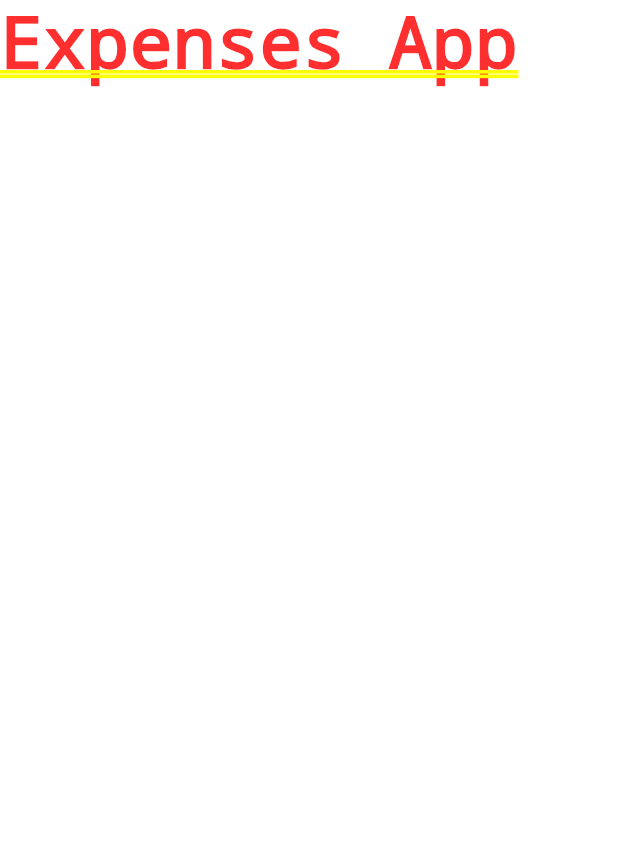
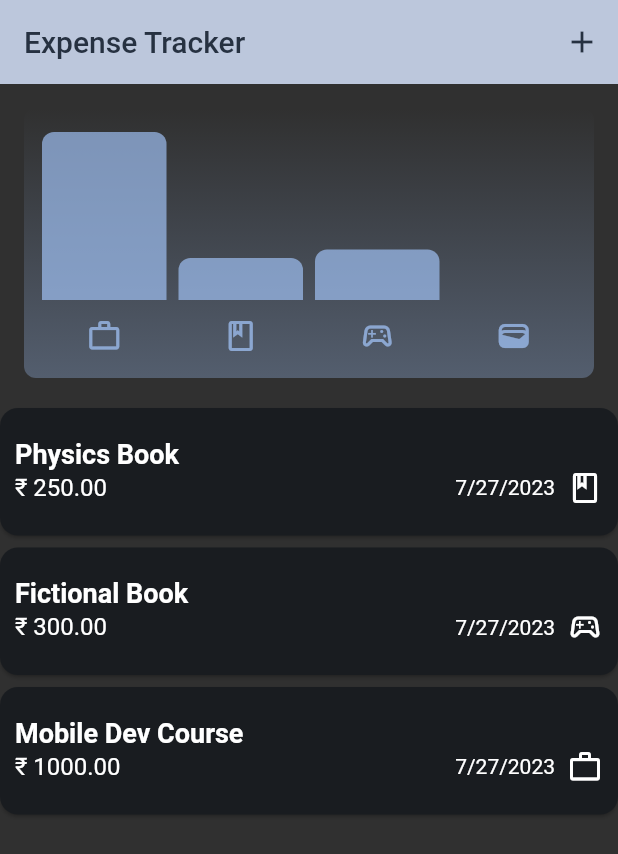
Before and after one commit to InfantAjayVenus/expenses_app, a Flutter app: the screen it shows after launch, on a phone screen of 412 x 824 dp. Shown: the top 854 px of the screen. Run offline on Flutter 3.47's test engine with Material 2 defaults, Android fonts, the phone set to English and light mode, and no system bars.

Commit message:
[app] feat: implement tracker

```diff
--- a/lib/expense_form.dart
+++ b/lib/expense_form.dart
@@ -168,12 +168,8 @@ class _ExpenseFormState extends State<ExpenseForm> {
                       width: 8,
                     ),
                     ElevatedButton(
-                      style: ElevatedButton.styleFrom(
-                        backgroundColor: Colors.blue.shade400,
-                        foregroundColor: Colors.white,
-                      ),
                       onPressed: _saveValues,
-                      child: const Text('Save'),
+                      child: const Text('Update'),
                     ),
                   ],
                 ),
--- a/lib/expenses_app.dart
+++ b/lib/expenses_app.dart
@@ -1,10 +1,110 @@
 import 'package:flutter/material.dart';
+import 'package:expenses_app/models/expense_record.dart';
+import 'package:expenses_app/expense_form.dart';
+import 'package:expenses_app/widgets/expenses_list/expenses_list.dart';
+import 'package:expenses_app/widgets/chart/chart.dart';
 
-class ExpensesApp extends StatelessWidget {
+class ExpensesApp extends StatefulWidget {
   const ExpensesApp({super.key});
 
   @override
-  Widget build(BuildContext context) {
-    return const Text('Expenses App');
+  State<StatefulWidget> createState() {
+    return _ExpensesAppState();
   }
 }
+
+class _ExpensesAppState extends State<ExpensesApp> {
+  final List<ExpenseRecord> _trackedExpenses = [
+    ExpenseRecord(title: 'Physics Book', amount: 250, category: Category.learn),
+    ExpenseRecord(
+        title: 'Fictional Book', amount: 300, category: Category.liesure),
+    ExpenseRecord(
+        title: 'Mobile Dev Course', amount: 1000, category: Category.work),
+  ];
+
+  _openExpenseFormModal() {
+    showModalBottomSheet(
+      context: context,
+      builder: (modalContext) {
+        return ExpenseForm(
+          onSave: (ExpenseRecord savedItem) {
+            setState(() {
+              _trackedExpenses.add(savedItem);
+            });
+          },
+        );
+      },
+    );
+  }
+
+  _removeExpenses(ExpenseRecord removedExpense) {
+    var removedExpenseIndex = _trackedExpenses.indexOf(removedExpense);
+    setState(() {
+      _trackedExpenses.remove(removedExpense);
+    });
+
+    ScaffoldMessenger.of(context).clearSnackBars();
+    ScaffoldMessenger.of(context).showSnackBar(
+      SnackBar(
+        content: const Text('Expense Removed'),
+        duration: const Duration(milliseconds: 7500),
+        action: SnackBarAction(
+          label: 'Undo',
+          onPressed: () {
+            setState(() {
+              _trackedExpenses.insert(removedExpenseIndex, removedExpense);
+            });
+          },
+        ),
+      ),
+    );
+  }
+
+  @override
+  Widget build(BuildContext context) {
+    Widget mainContent = Center(
+      child: Column(
+        mainAxisSize: MainAxisSize.max,
+        mainAxisAlignment: MainAxisAlignment.center,
+        children: const [
+          Text(
+            '📥',
+            style: TextStyle(fontSize: 24),
+          ),
+          Text(
+            'No Expenses Found. Add new expenses using the plus button above.',
+            textAlign: TextAlign.center,
+            style: TextStyle(fontWeight: FontWeight.bold),
+          ),
+        ],
+      ),
+    );
+
+    if (_trackedExpenses.isNotEmpty) {
+      mainContent = ExpensesList(
+        trackedExpenses: _trackedExpenses,
+        onDismiss: _removeExpenses,
+      );
+    }
+
+    return Scaffold(
+      appBar: AppBar(
+        title: const Text('Expense Tracker'),
+        actions: [
+          IconButton(
+            onPressed: _openExpenseFormModal,
+            icon: const Icon(Icons.add),
+          ),
+        ],
+      ),
+      body: Column(
+        children: [
+          Chart(expenses: _trackedExpenses),
+          Expanded(
+            child: mainContent,
+          )
+        ],
+      ),
+    );
+  }
+}
--- a/lib/main.dart
+++ b/lib/main.dart
@@ -1,10 +1,34 @@
 import 'package:flutter/material.dart';
 import 'package:expenses_app/expenses_app.dart';
+
+ColorScheme lightColorScheme =
+    ColorScheme.fromSeed(seedColor: const Color.fromARGB(255, 26, 91, 165));
+
+ColorScheme darkColorScheme = ColorScheme.fromSeed(
+  brightness: Brightness.dark,
+  seedColor: const Color.fromARGB(255, 10, 36, 65),
+);
 
 void main() {
   runApp(
     MaterialApp(
-      theme: ThemeData(useMaterial3: true),
+      theme: ThemeData().copyWith(
+        useMaterial3: true,
+        colorScheme: lightColorScheme,
+        appBarTheme: const AppBarTheme().copyWith(
+          backgroundColor: lightColorScheme.primary,
+          foregroundColor: lightColorScheme.onPrimary,
+        ),
+      ),
+      darkTheme: ThemeData.dark().copyWith(
+        useMaterial3: true,
+        colorScheme: darkColorScheme,
+        appBarTheme: const AppBarTheme().copyWith(
+          backgroundColor: darkColorScheme.secondary,
+          foregroundColor: darkColorScheme.onSecondary,
+        ),
+      ),
+      themeMode: ThemeMode.dark,
       home: const ExpensesApp(),
     ),
   );
--- a/lib/models/expense_record.dart
+++ b/lib/models/expense_record.dart
@@ -33,3 +33,26 @@ class ExpenseRecord {
     return dateFormatter.format(date!);
   }
 }
+
+class ExpenseCollection {
+  ExpenseCollection(this.category, this.expensesList);
+  ExpenseCollection.forCategory(this.category, List<ExpenseRecord> allExpense)
+      : expensesList = allExpense
+            .where(
+              (expenseItem) => expenseItem.category == category,
+            )
+            .toList();
+
+  final Category category;
+  final List<ExpenseRecord> expensesList;
+
+  get totalExpenses {
+    double totalExpense = 0;
+
+    for (final expenseItem in expensesList) {
+      totalExpense += expenseItem.amount;
+    }
+
+    return totalExpense;
+  }
+}
--- /dev/null
+++ b/lib/widgets/chart/chart.dart
@@ -0,0 +1,93 @@
+import 'package:flutter/material.dart';
+
+import 'package:expenses_app/widgets/chart/chart_bar.dart';
+import 'package:expenses_app/models/expense_record.dart';
+
+class Chart extends StatelessWidget {
+  const Chart({super.key, required this.expenses});
+
+  final List<ExpenseRecord> expenses;
+
+  List<ExpenseCollection> get buckets {
+    return [
+      for (final categoryItem in Category.values)
+        ExpenseCollection.forCategory(categoryItem, expenses)
+    ];
+  }
+
+  double get maxTotalExpense {
+    double maxTotalExpense = 0;
+
+    for (final bucket in buckets) {
+      if (bucket.totalExpenses > maxTotalExpense) {
+        maxTotalExpense = bucket.totalExpenses;
+      }
+    }
+
+    return maxTotalExpense;
+  }
+
+  @override
+  Widget build(BuildContext context) {
+    final isDarkMode =
+        MediaQuery.of(context).platformBrightness == Brightness.dark;
+    return Container(
+      margin: const EdgeInsets.all(16),
+      padding: const EdgeInsets.symmetric(
+        vertical: 16,
+        horizontal: 8,
+      ),
+      width: double.infinity,
+      height: 180,
+      decoration: BoxDecoration(
+        borderRadius: BorderRadius.circular(8),
+        gradient: LinearGradient(
+          colors: [
+            Theme.of(context).colorScheme.primary.withOpacity(0.3),
+            Theme.of(context).colorScheme.primary.withOpacity(0.0)
+          ],
+          begin: Alignment.bottomCenter,
+          end: Alignment.topCenter,
+        ),
+      ),
+      child: Column(
+        children: [
+          Expanded(
+            child: Row(
+              crossAxisAlignment: CrossAxisAlignment.end,
+              children: [
+                for (final bucket in buckets) // alternative to map()
+                  ChartBar(
+                    fill: bucket.totalExpenses == 0
+                        ? 0
+                        : bucket.totalExpenses / maxTotalExpense,
+                  )
+              ],
+            ),
+          ),
+          const SizedBox(height: 12),
+          Row(
+            children: buckets
+                .map(
+                  (bucket) => Expanded(
+                    child: Padding(
+                      padding: const EdgeInsets.symmetric(horizontal: 4),
+                      child: Icon(
+                        categoryIcons[bucket.category],
+                        color: isDarkMode
+                            ? Theme.of(context).colorScheme.secondary
+                            : Theme.of(context)
+                                .colorScheme
+                                .primary
+                                .withOpacity(0.7),
+                      ),
+                    ),
+                  ),
+                )
+                .toList(),
+          )
+        ],
+      ),
+    );
+  }
+}
--- /dev/null
+++ b/lib/widgets/chart/chart_bar.dart
@@ -0,0 +1,34 @@
+import 'package:flutter/material.dart';
+
+class ChartBar extends StatelessWidget {
+  const ChartBar({
+    super.key,
+    required this.fill,
+  });
+
+  final double fill;
+
+  @override
+  Widget build(BuildContext context) {
+    final isDarkMode =
+        MediaQuery.of(context).platformBrightness == Brightness.dark;
+    return Expanded(
+      child: Padding(
+        padding: const EdgeInsets.symmetric(horizontal: 4),
+        child: FractionallySizedBox(
+          heightFactor: fill,
+          child: DecoratedBox(
+            decoration: BoxDecoration(
+              shape: BoxShape.rectangle,
+              borderRadius:
+                  const BorderRadius.vertical(top: Radius.circular(8)),
+              color: isDarkMode
+                  ? Theme.of(context).colorScheme.secondary
+                  : Theme.of(context).colorScheme.primary.withOpacity(0.65),
+            ),
+          ),
+        ),
+      ),
+    );
+  }
+}
--- a/lib/widgets/expenses_list/expense_list_item.dart
+++ b/lib/widgets/expenses_list/expense_list_item.dart
@@ -9,6 +9,7 @@ class ExpenseListItem extends StatelessWidget {
   @override
   Widget build(BuildContext context) {
     return Card(
+      margin: const EdgeInsets.symmetric(horizontal: 0, vertical: 4),
       child: Padding(
           padding: const EdgeInsets.symmetric(vertical: 20, horizontal: 10),
           child: Column(
--- /dev/null
+++ b/lib/widgets/expenses_list/expenses_list.dart
@@ -0,0 +1,44 @@
+import 'package:expenses_app/models/expense_record.dart';
+import 'package:expenses_app/widgets/expenses_list/expense_list_item.dart';
+import 'package:flutter/material.dart';
+
+class ExpensesList extends StatelessWidget {
+  const ExpensesList({
+    super.key,
+    required this.trackedExpenses,
+    required this.onDismiss,
+  });
+
+  final List<ExpenseRecord> trackedExpenses;
+  final void Function(ExpenseRecord) onDismiss;
+
+  @override
+  Widget build(BuildContext context) {
+    return ListView.builder(
+      itemCount: trackedExpenses.length,
+      itemBuilder: (context, index) => Dismissible(
+          onDismissed: (direction) {
+            onDismiss(trackedExpenses[index]);
+          },
+          key: ValueKey(trackedExpenses[index]),
+          background: Container(
+            color: Theme.of(context).colorScheme.errorContainer,
+            padding: const EdgeInsets.symmetric(vertical: 0, horizontal: 16),
+            child: Row(
+              mainAxisAlignment: MainAxisAlignment.spaceBetween,
+              children: [
+                Icon(
+                  Icons.delete_forever_outlined,
+                  color: Theme.of(context).colorScheme.error,
+                ),
+                Icon(
+                  Icons.delete_forever_outlined,
+                  color: Theme.of(context).colorScheme.error,
+                ),
+              ],
+            ),
+          ),
+          child: ExpenseListItem(trackedExpenses[index])),
+    );
+  }
+}
--- a/pubspec.yaml
+++ b/pubspec.yaml
@@ -35,6 +35,8 @@ dependencies:
   # The following adds the Cupertino Icons font to your application.
   # Use with the CupertinoIcons class for iOS style icons.
   cupertino_icons: ^1.0.2
+  uuid: ^3.0.7
+  intl: ^0.18.1
 
 dev_dependencies:
   flutter_test:
```
Also changed, not shown: pubspec.lock.
